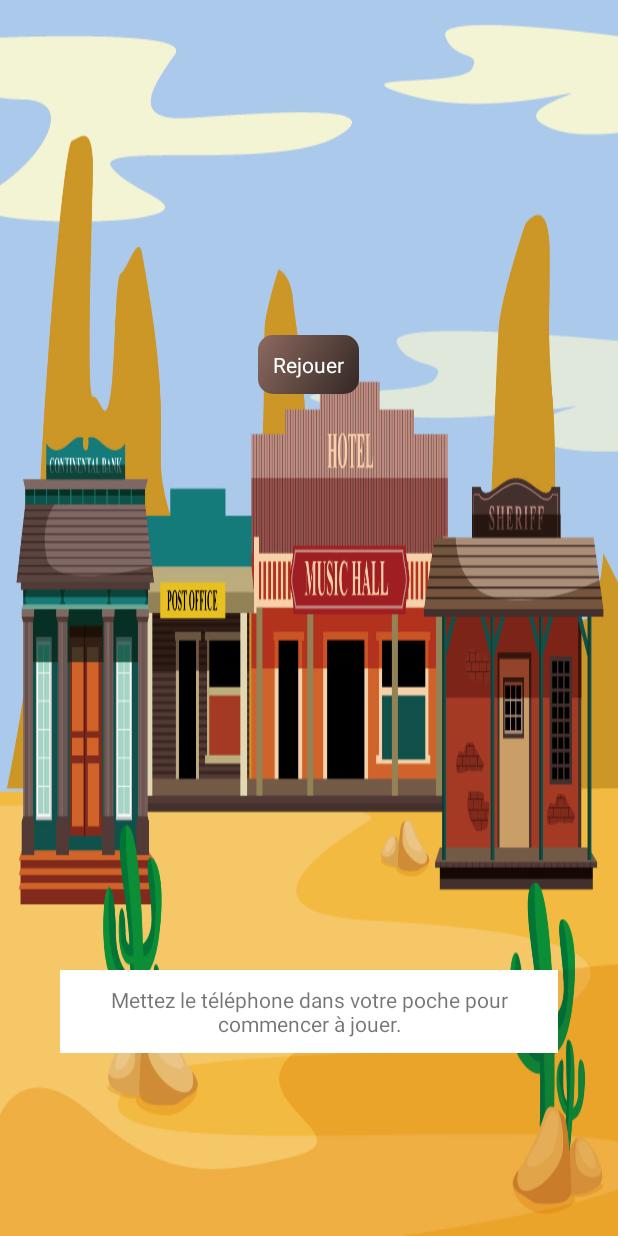
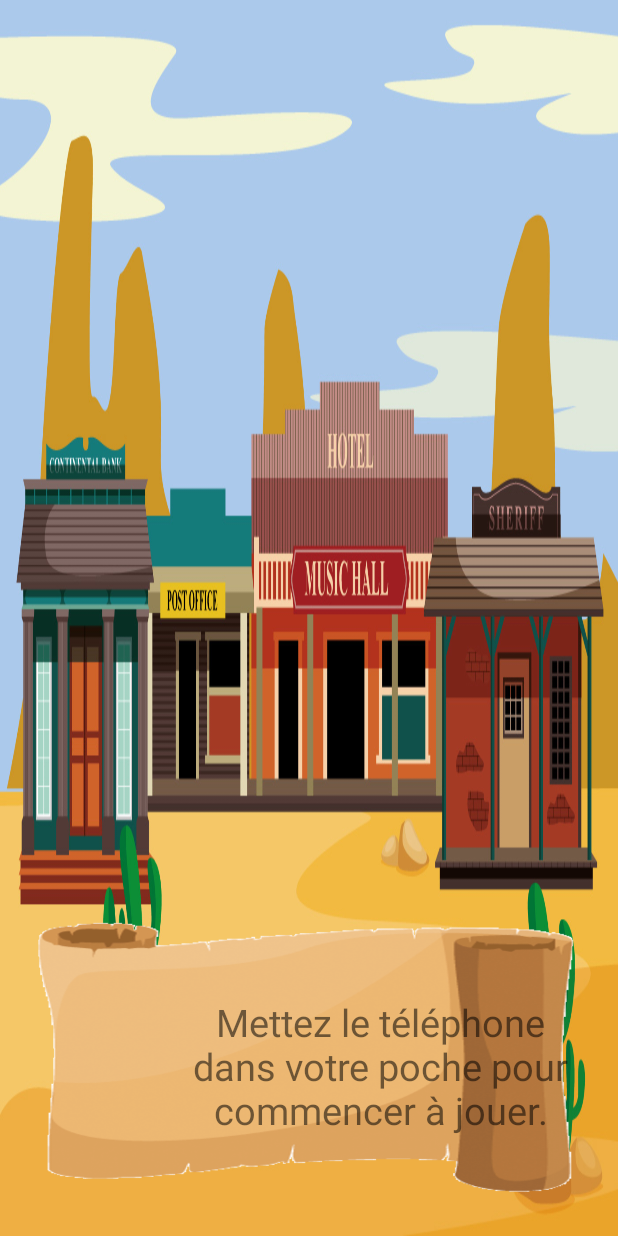
Before and after one commit to NitriKx/M2DL-FHCI-Challenge, an Android app: the screen it shows after launch (GameActivity), after a tap on "Lancer le jeu", on a phone screen of 412 x 824 dp. Run offline under Robolectric (Android 15) with nearby library versions, the phone set to English and light mode, and no system bars; libraries missing offline, so code that uses them is left out: com.raizlabs.android; 1 statement that could not run was skipped.

Commit message:
ajout custom font et correction taille de la police dans bouton et textview

```diff
--- a/app/src/main/java/com/lifo/cowboy/GameActivity.java
+++ b/app/src/main/java/com/lifo/cowboy/GameActivity.java
@@ -13,6 +13,7 @@ import android.widget.TextView;
 import com.lifo.cowboy.service.TempsService;
 import com.lifo.cowboy.util.DansLaPoche;
 import com.lifo.cowboy.util.DansLaPocheListener;
+import com.lifo.cowboy.util.FontsOverride;
 
 public class GameActivity extends AppCompatActivity implements DansLaPocheListener {
 
@@ -23,6 +24,7 @@ public class GameActivity extends AppCompatActivity implements DansLaPocheListen
     @Override
     protected void onCreate(Bundle savedInstanceState) {
         super.onCreate(savedInstanceState);
+        FontsOverride.setDefaultFont(this, "DEFAULT", "duality.ttf");
         setContentView(R.layout.activity_game);
     }
 
--- /dev/null
+++ b/app/src/main/java/com/lifo/cowboy/util/FontsOverride.java
@@ -0,0 +1,41 @@
+package com.lifo.cowboy.util;
+
+import android.content.Context;
+import android.graphics.Typeface;
+
+import java.lang.reflect.Field;
+
+/**
+ * Created by Lucie on 16-01-28.
+ */
+public class FontsOverride {
+
+    public static void setDefaultFont(Context context,
+                                      String staticTypefaceFieldName, String fontAssetName) {
+
+        final Typeface regular = Typeface.createFromAsset(context.getAssets(),
+                fontAssetName);
+
+        replaceFont(staticTypefaceFieldName, regular);
+
+    }
+
+    protected static void replaceFont(String staticTypefaceFieldName, final Typeface newTypeface) {
+
+        try
+        {
+            final Field staticField = Typeface.class.getDeclaredField(staticTypefaceFieldName);
+            staticField.setAccessible(true);
+            staticField.set(null, newTypeface);
+        }
+        catch (NoSuchFieldException e)
+        {
+            e.printStackTrace();
+        }
+        catch (IllegalAccessException e)
+        {
+            e.printStackTrace();
+        }
+    }
+
+}
--- a/app/src/main/res/layout/content_game_message.xml
+++ b/app/src/main/res/layout/content_game_message.xml
@@ -3,25 +3,25 @@
     android:orientation="vertical" android:layout_width="match_parent"
     android:layout_height="match_parent">
 
+    <ImageView
+        android:layout_width="fill_parent"
+        android:layout_height="250dp"
+        android:id="@+id/imageView2"
+        android:src="@drawable/textviewbackground"
+        android:layout_marginLeft="20dp"
+        android:layout_marginRight="20dp"
+        android:layout_alignParentBottom="true"
+        android:layout_centerHorizontal="true" />
+
     <TextView
-        android:layout_width="fill_parent"
-        android:layout_height="wrap_content"
+        android:layout_width="300dp"
+        android:layout_height="160dp"
         android:text="Mettez le téléphone dans votre poche pour commencer à jouer."
         android:id="@+id/textView"
-        android:layout_marginBottom="122dp"
+        android:layout_marginLeft="20dp"
+        android:layout_marginRight="40dp"
+        android:textAlignment="center"
+        android:layout_marginStart="95dp"
         android:layout_alignParentBottom="true"
-        android:layout_centerHorizontal="true"
-        android:layout_marginLeft="40dp"
-        android:layout_marginRight="40dp"
-        android:textAlignment="center" />
-
-    <Button
-        android:layout_width="wrap_content"
-        android:layout_height="wrap_content"
-        android:text="Rejouer"
-        android:id="@+id/button3"
-        android:layout_alignParentTop="true"
-        android:layout_centerHorizontal="true"
-        android:layout_marginTop="223dp"
-        android:onClick="onClickJouer"/>
+        android:layout_alignStart="@+id/imageView2" />
 </RelativeLayout>
--- a/app/src/main/res/values/styles.xml
+++ b/app/src/main/res/values/styles.xml
@@ -21,11 +21,12 @@
         <item name="android:background">@drawable/button_shape</item>
         <item name="android:padding">10dp</item>
         <item name="android:textColor">#FFF</item>
+        <item name="android:textSize">25dp</item>
     </style>
 
     <style name="AppTheme.TextView" parent="android:style/Widget.TextView">
-        <item name="android:background">#FFF</item>
-        <item name="android:padding">10dp</item>
+        <item name="android:paddingRight">20dp</item>
+        <item name="android:textSize">25dp</item>
     </style>
 
     <style name="FullscreenTheme" parent="AppTheme">
```
Also changed, not shown: app/src/main/assets/duality.ttf (added), app/src/main/res/drawable/textviewbackground.png (added).
